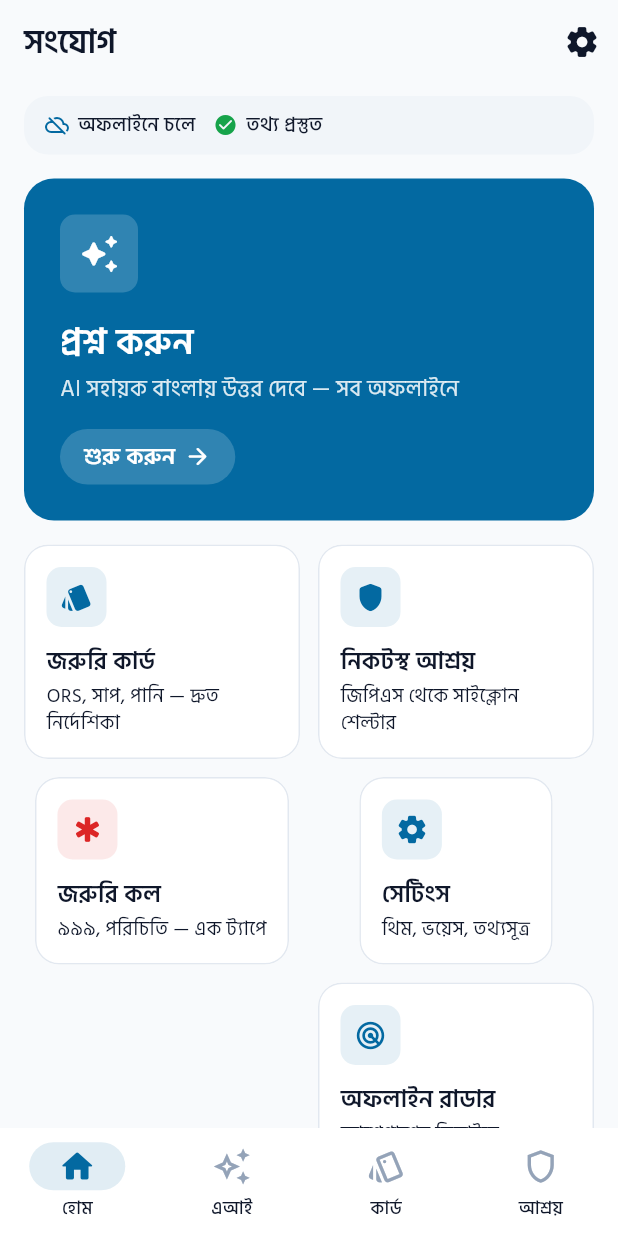
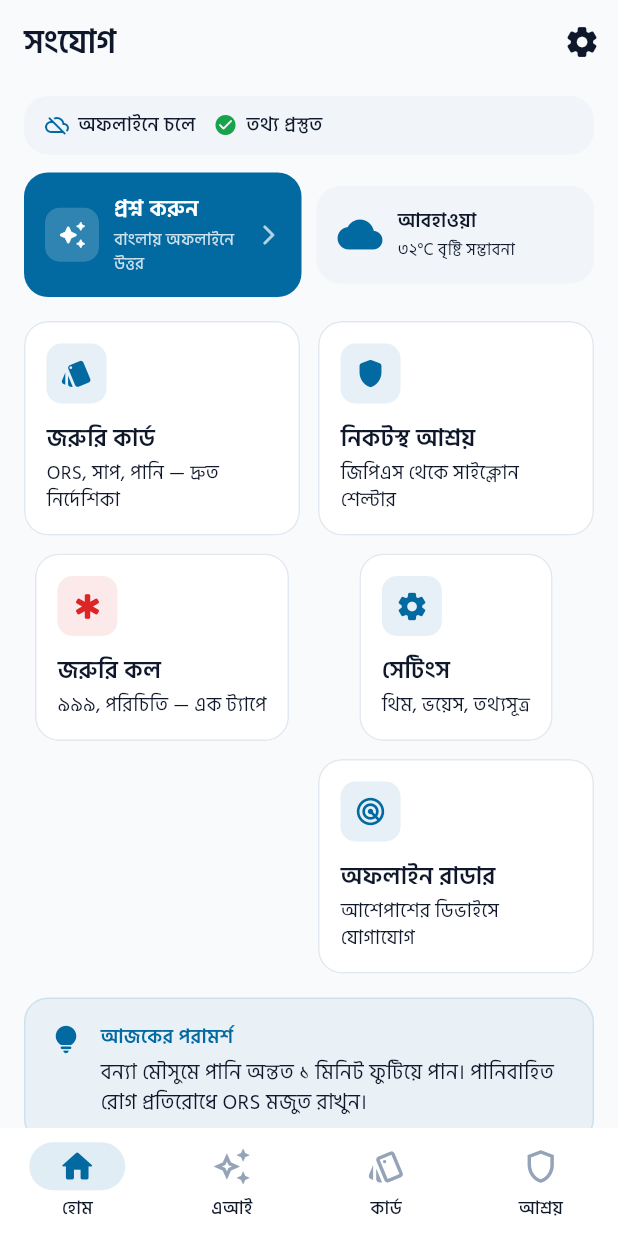
Before and after one commit to Ahnaf181419/shongjog, a Flutter app: the screen it shows after launch, on a phone screen of 412 x 824 dp. Run offline on Flutter 3.47's test engine with Material 3 defaults, Android fonts, the phone set to English and light mode, and no system bars; our stand-ins replace audioplayers, connectivity_plus, flutter_map, flutter_tts, geolocator, google_generative_ai and 3 more; missing offline and left inert: flutter_gemma, nearby_connections; project files that could hold a hidden picture were left out.

Commit message:
Add Weather Container

```diff
--- a/lib/app/app.dart
+++ b/lib/app/app.dart
@@ -31,6 +31,14 @@ class ShongjogApp extends StatelessWidget {
             AppRoutes.about: (_) => const AboutScreen(),
             AppRoutes.meshRadar: (_) => const MeshRadarScreen(),
           },
+          onUnknownRoute: (settings) => MaterialPageRoute(
+            builder: (_) => Scaffold(
+              appBar: AppBar(title: const Text('পাওয়া যায়নি')),
+              body: const Center(
+                child: Text('এই পৃষ্ঠাটি পাওয়া যায়নি।'),
+              ),
+            ),
+          ),
           debugShowCheckedModeBanner: false,
         );
       },
--- a/lib/app/router.dart
+++ b/lib/app/router.dart
@@ -1,4 +1,4 @@
-import '../features/mesh_comm/mesh_radar_screen.dart';
+import 'package:flutter/material.dart';
 
 /// Route constants — push destinations. Top-level tabs live in [MainShell]
 /// and do not use named routes.
@@ -8,3 +8,11 @@ class AppRoutes {
   static const about = '/about';
   static const meshRadar = '/mesh-radar';
 }
+
+/// Push a named route only if the current route is not already that route.
+/// Prevents duplicate stack entries from rapid double-taps.
+void pushNamedSafe(BuildContext context, String routeName) {
+  final current = ModalRoute.of(context)?.settings.name;
+  if (current == routeName) return;
+  Navigator.pushNamed(context, routeName);
+}
--- a/lib/features/home/home_screen.dart
+++ b/lib/features/home/home_screen.dart
@@ -23,8 +23,7 @@ class HomeScreen extends StatelessWidget {
           IconButton(
             tooltip: 'সেটিংস',
             icon: const Icon(Icons.settings_rounded),
-            onPressed: () =>
-                Navigator.pushNamed(context, AppRoutes.settings),
+            onPressed: () => pushNamedSafe(context, AppRoutes.settings),
           ),
         ],
       ),
@@ -32,9 +31,15 @@ class HomeScreen extends StatelessWidget {
         padding: const EdgeInsets.fromLTRB(16, 8, 16, 24),
         children: [
           const _StatusStrip(),
-          const SizedBox(height: 16),
-          _HeroAiCard(
+          const SizedBox(height: 12),
+          Row(
+            children: [
+              _ProsnoKorunCard(
                 onTap: () => onNavigateToTab?.call(1),
+              ),
+              const SizedBox(width: 10),
+              const _WeatherForecastCard(),
+            ],
           ),
           const SizedBox(height: 16),
           _BentoGrid(onNavigateToTab: onNavigateToTab),
@@ -113,94 +118,129 @@ class _StatusPill extends StatelessWidget {
 }
 
 // ════════════════════════════════════════════════════════════════
-//  Hero AI card — the one bold primary surface
+//  Top row — compact AI prompt + weather forecast
 // ════════════════════════════════════════════════════════════════
 
-class _HeroAiCard extends StatelessWidget {
+class _ProsnoKorunCard extends StatelessWidget {
   final VoidCallback onTap;
-  const _HeroAiCard({required this.onTap});
+  const _ProsnoKorunCard({required this.onTap});
 
   @override
   Widget build(BuildContext context) {
-    return Material(
-      color: Theme.of(context).colorScheme.primary,
-      borderRadius: BorderRadius.circular(ShongjogTheme.radiusLg),
+    final cs = Theme.of(context).colorScheme;
+    return Expanded(
+      child: Material(
+        color: cs.primary,
+        borderRadius: BorderRadius.circular(ShongjogTheme.radius),
         clipBehavior: Clip.antiAlias,
         child: InkWell(
           onTap: onTap,
-        child: Padding(
-          padding: const EdgeInsets.all(24),
+          child: Container(
+            padding: const EdgeInsets.symmetric(horizontal: 14, vertical: 14),
             child: Row(
               children: [
-              Expanded(
-                child: Column(
-                  crossAxisAlignment: CrossAxisAlignment.start,
-                  children: [
                 Container(
-                      padding: const EdgeInsets.all(12),
+                  width: 36,
+                  height: 36,
                   decoration: BoxDecoration(
                     color: Colors.white.withValues(alpha: 0.18),
-                        borderRadius:
-                            BorderRadius.circular(ShongjogTheme.radiusSm),
+                    borderRadius: BorderRadius.circular(ShongjogTheme.radiusSm),
                   ),
                   child: const Icon(
                     Icons.auto_awesome_rounded,
                     color: Colors.white,
-                        size: 28,
+                    size: 20,
                   ),
                 ),
-                    const SizedBox(height: 16),
-                    Text(
-                      'প্রশ্ন করুন',
-                      style: TextStyle(
-                        fontSize: 24,
-                        fontWeight: FontWeight.w600,
-                        fontFamily: ShongjogTheme.fontFamily,
-                        color: Theme.of(context).colorScheme.onPrimary,
-                      ),
-                    ),
-                    const SizedBox(height: 4),
-                    Text(
-                      'AI সহায়ক বাংলায় উত্তর দেবে — সব অফলাইনে',
-                      style: TextStyle(
-                        fontSize: 15,
-                        fontFamily: ShongjogTheme.fontFamily,
-                        color: Colors.white.withValues(alpha: 0.85),
-                      ),
-                    ),
-                    const SizedBox(height: 16),
-                    Container(
-                      padding: const EdgeInsets.symmetric(
-                          horizontal: 16, vertical: 8),
-                      decoration: BoxDecoration(
-                        color: Colors.white.withValues(alpha: 0.18),
-                        borderRadius:
-                            BorderRadius.circular(20),
-                      ),
-                      child: Row(
+                const SizedBox(width: 10),
+                Expanded(
+                  child: Column(
+                    crossAxisAlignment: CrossAxisAlignment.start,
                     mainAxisSize: MainAxisSize.min,
                     children: [
                       Text(
-                            'শুরু করুন',
+                        'প্রশ্ন করুন',
                         style: TextStyle(
                           fontSize: 15,
                           fontWeight: FontWeight.w600,
                           fontFamily: ShongjogTheme.fontFamily,
-                              color:
-                                  Theme.of(context).colorScheme.onPrimary,
+                          color: cs.onPrimary,
                         ),
                       ),
-                          const SizedBox(width: 6),
-                          const Icon(Icons.arrow_forward_rounded,
-                              color: Colors.white, size: 18),
+                      const SizedBox(height: 2),
+                      Text(
+                        'বাংলায় অফলাইনে উত্তর',
+                        style: TextStyle(
+                          fontSize: 11,
+                          fontFamily: ShongjogTheme.fontFamily,
+                          color: Colors.white.withValues(alpha: 0.8),
+                        ),
+                      ),
                     ],
+                  ),
+                ),
+                Icon(
+                  Icons.arrow_forward_ios_rounded,
+                  color: Colors.white.withValues(alpha: 0.7),
+                  size: 16,
+                ),
+              ],
+            ),
+          ),
+        ),
+      ),
+    );
+  }
+}
+
+class _WeatherForecastCard extends StatelessWidget {
+  const _WeatherForecastCard();
+
+  @override
+  Widget build(BuildContext context) {
+    final cs = Theme.of(context).colorScheme;
+    return Expanded(
+      child: Container(
+        padding: const EdgeInsets.symmetric(horizontal: 14, vertical: 14),
+        decoration: BoxDecoration(
+          color: cs.surfaceContainerHighest,
+          borderRadius: BorderRadius.circular(ShongjogTheme.radius),
+        ),
+        child: Row(
+          children: [
+            Icon(
+              Icons.cloud_rounded,
+              color: cs.primary,
+              size: 30,
+            ),
+            const SizedBox(width: 10),
+            Expanded(
+              child: Column(
+                crossAxisAlignment: CrossAxisAlignment.start,
+                mainAxisSize: MainAxisSize.min,
+                children: [
+                  Text(
+                    'আবহাওয়া',
+                    style: TextStyle(
+                      fontSize: 13,
+                      fontWeight: FontWeight.w600,
+                      fontFamily: ShongjogTheme.fontFamily,
+                      color: cs.onSurface,
+                    ),
+                  ),
+                  const SizedBox(height: 2),
+                  Text(
+                    '৩২°C বৃষ্টি সম্ভাবনা',
+                    style: TextStyle(
+                      fontSize: 11,
+                      fontFamily: ShongjogTheme.fontFamily,
+                      color: cs.onSurfaceVariant,
                     ),
                   ),
                 ],
               ),
             ),
           ],
-          ),
         ),
       ),
     );
@@ -234,7 +274,7 @@ class _BentoGrid extends StatelessWidget {
                 icon: Icons.emergency_rounded,
                 titleBn: 'জরুরি কল',
                 subtitleBn: '৯৯৯, পরিচিতি — এক ট্যাপে',
-                onTap: () => Navigator.pushNamed(
+                onTap: () => pushNamedSafe(
                     context, AppRoutes.emergencyContacts),
                 isEmergency: true,
               ),
@@ -256,14 +296,14 @@ class _BentoGrid extends StatelessWidget {
                 icon: Icons.settings_rounded,
                 titleBn: 'সেটিংস',
                 subtitleBn: 'থিম, ভয়েস, তথ্যসূত্র',
-                onTap: () => Navigator.pushNamed(context, AppRoutes.settings),
+                onTap: () => pushNamedSafe(context, AppRoutes.settings),
               ),
               const SizedBox(height: 12),
               _BentoTile(
                 icon: Icons.radar,
                 titleBn: 'অফলাইন রাডার',
                 subtitleBn: 'আশেপাশের ডিভাইসে যোগাযোগ',
-                onTap: () => Navigator.pushNamed(context, AppRoutes.meshRadar),
+                onTap: () => pushNamedSafe(context, AppRoutes.meshRadar),
               ),
             ],
           ),
--- a/lib/features/mesh_comm/mesh_radar_screen.dart
+++ b/lib/features/mesh_comm/mesh_radar_screen.dart
@@ -59,7 +59,7 @@ class _MeshRadarScreenState extends State<MeshRadarScreen> {
         children: [
           Container(
             padding: const EdgeInsets.all(16),
-            color: ShongjogTheme.calmTeal.withOpacity(0.1),
+            color: ShongjogTheme.calmTeal.withValues(alpha: 0.1),
             child: Row(
               children: [
                 const Icon(Icons.radar, color: ShongjogTheme.calmTeal),
--- a/lib/features/settings/settings_screen.dart
+++ b/lib/features/settings/settings_screen.dart
@@ -103,7 +103,7 @@ class _SettingsScreenState extends State<SettingsScreen> {
             subtitle: const Text('জাতীয় নম্বর ও নিজের পরিচিতি'),
             trailing: const Icon(Icons.chevron_right_rounded),
             onTap: () =>
-                Navigator.pushNamed(context, AppRoutes.emergencyContacts),
+                pushNamedSafe(context, AppRoutes.emergencyContacts),
           ),
           const _Divider(),
           _SectionHeader('ডায়াগনস্টিকস'),
@@ -142,7 +142,7 @@ class _SettingsScreenState extends State<SettingsScreen> {
             title: const Text('অ্যাপ সম্পর্কে'),
             subtitle: const Text('তথ্যসূত্র, লাইসেন্স, সংস্করণ'),
             trailing: const Icon(Icons.chevron_right_rounded),
-            onTap: () => Navigator.pushNamed(context, AppRoutes.about),
+            onTap: () => pushNamedSafe(context, AppRoutes.about),
           ),
         ],
       ),
```
Lines whose indentation alone changed are shown as unchanged.
